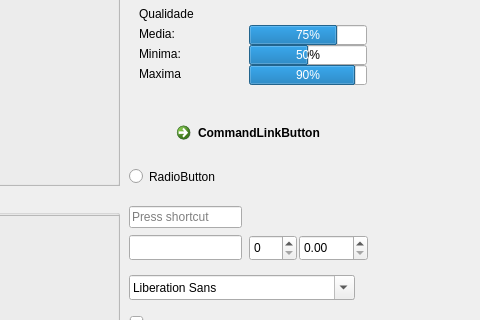
First picture: the form in source/mainwindow.ui, repository tentone/cork, before the edit; both pictures show x 341 to 821 and y 135 to 455 of the 821 by 651 pixel window.
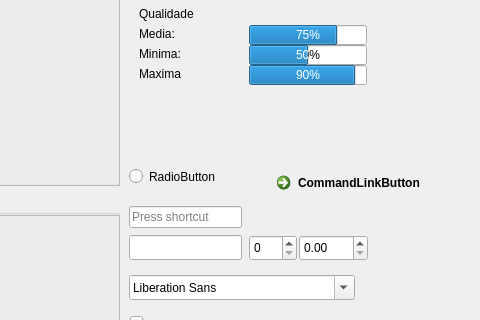
Second picture: the form after the edit.

The edit to the form file:
```diff
--- a/source/mainwindow.ui
+++ b/source/mainwindow.ui
@@ -333,8 +333,8 @@
    <widget class="QCommandLinkButton" name="commandLinkButton">
     <property name="geometry">
      <rect>
-      <x>510</x>
-      <y>250</y>
+      <x>610</x>
+      <y>300</y>
       <width>177</width>
       <height>41</height>
      </rect>
```
